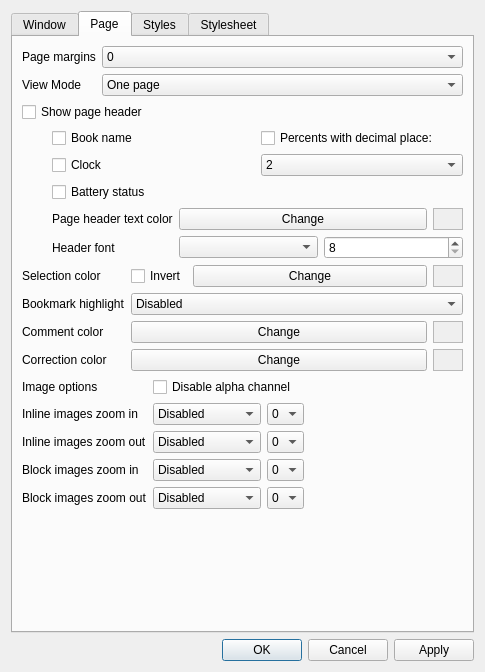
Above: cr3qt/src/settings.ui from EXL/coolreader before the change. Below: the same form after it.
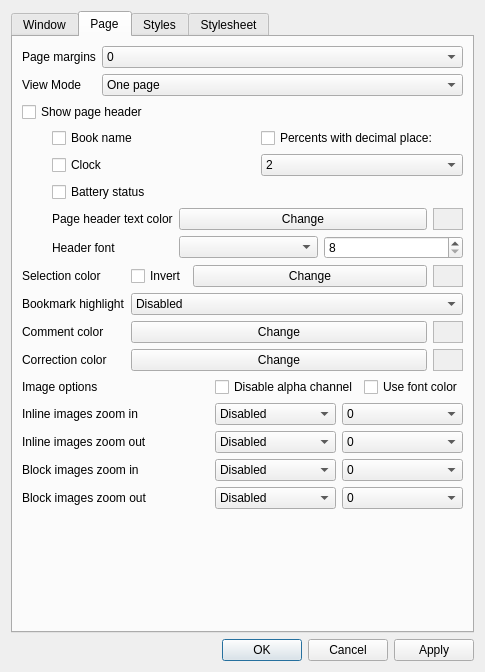
That is the form after the change. The open tabs and pages were chosen to show the change. Icons and pictures are not drawn. Custom widgets are drawn as their Qt base class.

Commit message:
Implement use font color option for images
Fix bugs, update settings.ui form

```diff
--- a/cr3qt/src/settings.ui
+++ b/cr3qt/src/settings.ui
@@ -335,8 +335,6 @@
       <attribute name="title">
        <string>Page</string>
       </attribute>
-      <layout class="QVBoxLayout" name="verticalLayout_4">
-       <item>
         <layout class="QVBoxLayout" name="verticalLayout_3">
          <item>
           <layout class="QFormLayout" name="formLayout_2">
@@ -938,18 +936,40 @@
           </layout>
          </item>
          <item>
-          <layout class="QFormLayout" name="formLayout_7">
-           <property name="fieldGrowthPolicy">
-            <enum>QFormLayout::ExpandingFieldsGrow</enum>
+        <layout class="QGridLayout" name="gridLayout">
+         <item row="0" column="0">
+          <widget class="QLabel" name="label_42">
+           <property name="text">
+            <string>Image options</string>
            </property>
-           <item row="2" column="0">
+          </widget>
+         </item>
+         <item row="0" column="1">
+          <layout class="QHBoxLayout" name="horizontalLayout_19">
+           <item>
+            <widget class="QCheckBox" name="cbImageDisableAlpha">
+             <property name="text">
+              <string>Disable alpha channel</string>
+             </property>
+            </widget>
+           </item>
+           <item>
+            <widget class="QCheckBox" name="cbImageColorFont">
+             <property name="text">
+              <string>Use font color</string>
+             </property>
+            </widget>
+           </item>
+          </layout>
+         </item>
+         <item row="1" column="0">
             <widget class="QLabel" name="label_41">
              <property name="text">
               <string>Inline images zoom in</string>
              </property>
             </widget>
            </item>
-           <item row="2" column="1">
+         <item row="1" column="1">
             <layout class="QHBoxLayout" name="horizontalLayout_25">
              <item>
               <widget class="QComboBox" name="cbImageInlineZoominMode">
@@ -996,7 +1016,14 @@
              </item>
             </layout>
            </item>
-           <item row="3" column="1">
+         <item row="2" column="0">
+          <widget class="QLabel" name="label_64">
+           <property name="text">
+            <string>Inline images zoom out</string>
+           </property>
+          </widget>
+         </item>
+         <item row="2" column="1">
             <layout class="QHBoxLayout" name="horizontalLayout_18">
              <item>
               <widget class="QComboBox" name="cbImageInlineZoomoutMode">
@@ -1043,14 +1070,14 @@
              </item>
             </layout>
            </item>
-           <item row="5" column="0">
+         <item row="3" column="0">
             <widget class="QLabel" name="label_65">
              <property name="text">
               <string>Block images zoom in</string>
              </property>
             </widget>
            </item>
-           <item row="5" column="1">
+         <item row="3" column="1">
             <layout class="QHBoxLayout" name="horizontalLayout_17">
              <item>
               <widget class="QComboBox" name="cbImageBlockZoominMode">
@@ -1097,14 +1124,14 @@
              </item>
             </layout>
            </item>
-           <item row="7" column="0">
+         <item row="4" column="0">
             <widget class="QLabel" name="label_53">
              <property name="text">
               <string>Block images zoom out</string>
              </property>
             </widget>
            </item>
-           <item row="7" column="1">
+         <item row="4" column="1">
             <layout class="QHBoxLayout" name="horizontalLayout_12">
              <item>
               <widget class="QComboBox" name="cbImageBlockZoomoutMode">
@@ -1151,27 +1178,6 @@
              </item>
             </layout>
            </item>
-           <item row="3" column="0">
-            <widget class="QLabel" name="label_64">
-             <property name="text">
-              <string>Inline images zoom out</string>
-             </property>
-            </widget>
-           </item>
-           <item row="1" column="0">
-            <widget class="QLabel" name="label_42">
-             <property name="text">
-              <string>Image options</string>
-             </property>
-            </widget>
-           </item>
-           <item row="1" column="1">
-            <widget class="QCheckBox" name="cbImageDisableAlpha">
-             <property name="text">
-              <string>Disable alpha channel</string>
-             </property>
-            </widget>
-           </item>
           </layout>
          </item>
          <item>
@@ -1182,12 +1188,10 @@
            <property name="sizeHint" stdset="0">
             <size>
              <width>367</width>
-             <height>13</height>
+           <height>29</height>
             </size>
            </property>
           </spacer>
-         </item>
-        </layout>
        </item>
       </layout>
      </widget>
```
Left out of the diff: 6 changed lines with no effect on the pictures. Lines whose indentation alone changed are shown as unchanged. The commit also changes 8 other files.
